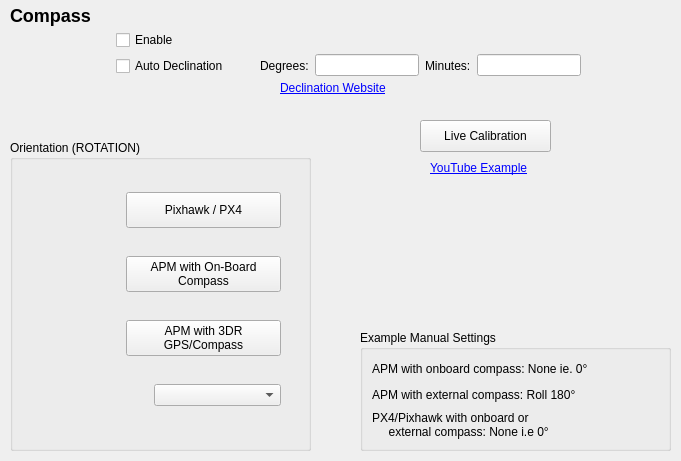
Qt form src/ui/configuration/CompassConfig.ui (ArduPilot/apm_planner) before a commit.
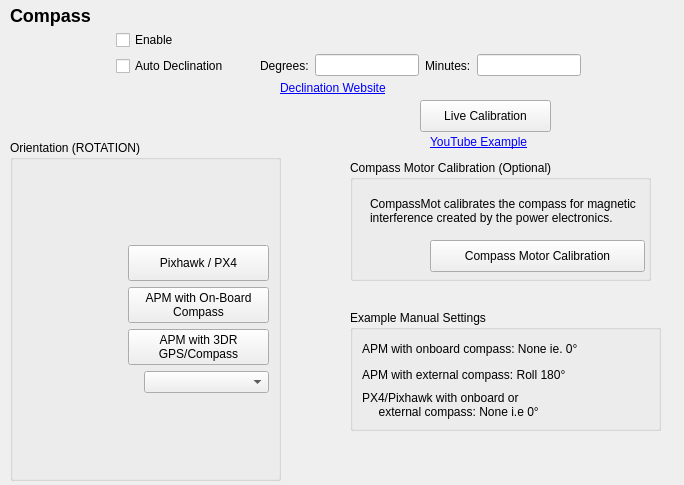
The same form after that commit. Icons and pictures are not drawn.

Commit message: Compass Setup: MAVLink Compass Mot added to Compass Setup View

```diff
--- a/src/ui/configuration/CompassConfig.ui
+++ b/src/ui/configuration/CompassConfig.ui
@@ -6,8 +6,8 @@
    <rect>
     <x>0</x>
     <y>0</y>
-    <width>681</width>
-    <height>461</height>
+    <width>684</width>
+    <height>485</height>
    </rect>
   </property>
   <property name="windowTitle">
@@ -141,22 +141,15 @@
     <rect>
      <x>10</x>
      <y>140</y>
-     <width>301</width>
-     <height>311</height>
+     <width>271</width>
+     <height>341</height>
     </rect>
    </property>
    <property name="title">
     <string>Orientation (ROTATION)</string>
    </property>
-   <widget class="QWidget" name="">
-    <property name="geometry">
-     <rect>
-      <x>10</x>
-      <y>30</y>
-      <width>261</width>
-      <height>261</height>
-     </rect>
-    </property>
+   <layout class="QVBoxLayout" name="verticalLayout_3">
+    <item>
     <layout class="QGridLayout" name="gridLayout">
      <item row="1" column="0" colspan="2">
       <layout class="QHBoxLayout" name="horizontalLayout_4">
@@ -313,16 +306,14 @@
       </widget>
      </item>
     </layout>
-   </widget>
-   <zorder>formLayoutWidget</zorder>
-   <zorder>orientationComboBox</zorder>
-   <zorder>savedLabel</zorder>
+    </item>
+   </layout>
   </widget>
   <widget class="QPushButton" name="liveCalibrationButton">
    <property name="geometry">
     <rect>
      <x>420</x>
-     <y>120</y>
+     <y>100</y>
      <width>131</width>
      <height>32</height>
     </rect>
@@ -341,7 +332,7 @@
    <property name="geometry">
     <rect>
      <x>430</x>
-     <y>160</y>
+     <y>134</y>
      <width>114</width>
      <height>16</height>
     </rect>
@@ -356,8 +347,8 @@
   <widget class="QGroupBox" name="Examples">
    <property name="geometry">
     <rect>
-     <x>360</x>
-     <y>330</y>
+     <x>350</x>
+     <y>310</y>
      <width>311</width>
      <height>121</height>
     </rect>
@@ -390,6 +381,48 @@
     </item>
    </layout>
   </widget>
+  <widget class="QGroupBox" name="groupBox_2">
+   <property name="geometry">
+    <rect>
+     <x>350</x>
+     <y>160</y>
+     <width>301</width>
+     <height>121</height>
+    </rect>
+   </property>
+   <property name="title">
+    <string>Compass Motor Calibration (Optional)</string>
+   </property>
+   <widget class="QPushButton" name="compassMotButton">
+    <property name="geometry">
+     <rect>
+      <x>80</x>
+      <y>80</y>
+      <width>215</width>
+      <height>32</height>
+     </rect>
+    </property>
+    <property name="text">
+     <string>Compass Motor Calibration</string>
+    </property>
+   </widget>
+   <widget class="QLabel" name="label_10">
+    <property name="geometry">
+     <rect>
+      <x>20</x>
+      <y>30</y>
+      <width>271</width>
+      <height>41</height>
+     </rect>
+    </property>
+    <property name="text">
+     <string>CompassMot calibrates the compass for magnetic interference created by the power electronics.</string>
+    </property>
+    <property name="wordWrap">
+     <bool>true</bool>
+    </property>
+   </widget>
+  </widget>
  </widget>
  <resources>
   <include location="../../../qgroundcontrol.qrc"/>
```
Lines whose indentation alone changed are shown as unchanged. The commit also changes 11 other files.
